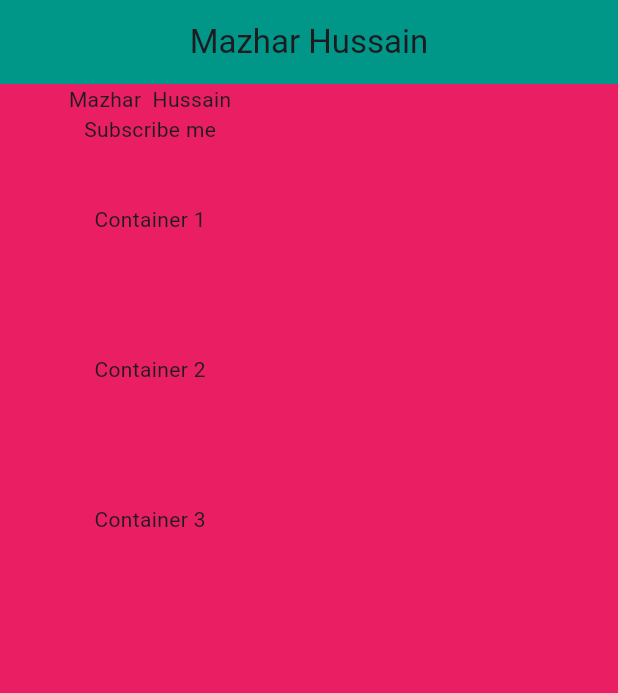
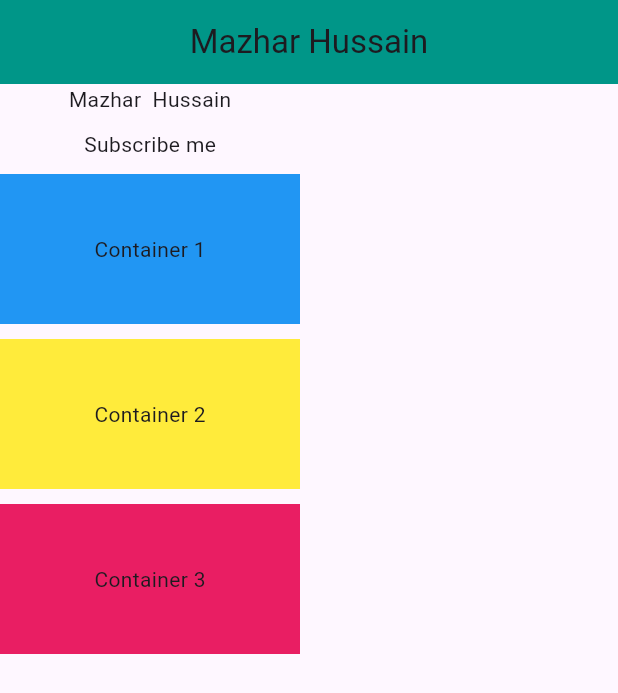
Before and after one commit to Mazhar135/First_project1, a Flutter app: the screen it shows after launch, on a phone screen of 412 x 824 dp. Shown: the top 693 px of the screen. Run offline on Flutter 3.47's test engine with Material 3 defaults, Android fonts, the phone set to English and light mode, and no system bars.

Commit message:
SizedBox and its properties

```diff
--- a/lib/main.dart
+++ b/lib/main.dart
@@ -12,7 +12,7 @@ class MyApp extends StatelessWidget {
   Widget build(BuildContext context) {
     return MaterialApp(
       home: Scaffold(
-        backgroundColor: Colors.pink,
+
         appBar: AppBar(
           backgroundColor: Colors.teal,
           title: const Text("Mazhar Hussain"),
@@ -20,25 +20,37 @@ class MyApp extends StatelessWidget {
         ),
         body: Column(
           children: [
-            Text("Mazhar  Hussain"),
-            Text("Subscribe me"),
-
-            Container(
-                height: 100,
-                width: 200,
-                color: Colors.pink,
-                child: const Center(child: Text("Container 1"))
-
-
+           const Text("Mazhar  Hussain"),
+          const  SizedBox(
+              height: 10,
+            ),
+          const  Text("Subscribe me"),
+         const   SizedBox(
+              height: 10,
             ),
 
             Container(
                 height: 100,
                 width: 200,
-                color: Colors.pink,
+                color: Colors.blue,
+                child: const Center(child: Text("Container 1"))
+
+
+            ),
+           const SizedBox(
+              height: 10,
+            ),
+
+            Container(
+                height: 100,
+                width: 200,
+                color: Colors.yellow,
                 child: const Center(child: Text("Container 2"))
 
 
+            ),
+         const   SizedBox(
+              height: 10,
             ),
             Container(
                 height: 100,
```
